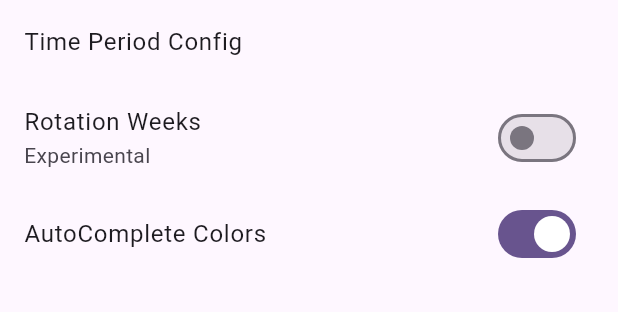
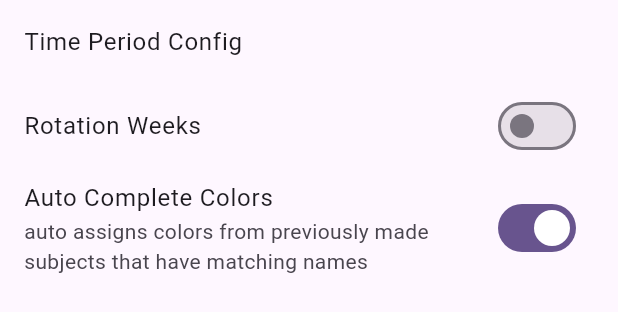
Before and after one commit to user5522/timetable, a Flutter app: the TimetableFeaturesOptions widget shown alone on an empty page, opened directly, on a phone screen of 412 x 824 dp. Shown: the top 312 px of the screen. Run offline on Flutter 3.47's test engine with Material 3 defaults, Android fonts, the phone set to English and light mode, and no system bars; drawn by our look-alikes of dynamic_color; our stand-ins replace device_info_plus, drift, flutter_colorpicker, flutter_hooks, hooks_riverpod, shared_preferences and 1 more; missing offline and left inert: non_uniform_border, sqlite3; accounts and stored records are empty; generated files the repository leaves out were written again; statements that could not run were skipped.

Commit message:
improve color auto complete and remove experimental subtitle under rotation weeks in the settings

```diff
--- a/lib/components/settings/timetable_features.dart
+++ b/lib/components/settings/timetable_features.dart
@@ -31,14 +31,16 @@ class TimetableFeaturesOptions extends ConsumerWidget {
         ),
         SwitchListTile(
           title: const Text("Rotation Weeks"),
-          subtitle: const Text("Experimental"),
           value: rotationWeeks,
           onChanged: (bool value) {
             settings.updateRotationWeeks(value);
           },
         ),
         SwitchListTile(
-          title: const Text("AutoComplete Colors"),
+          title: const Text("Auto Complete Colors"),
+          subtitle: const Text(
+            "auto assigns colors from previously made subjects that have matching names",
+          ),
           value: autoCompleteColor,
           onChanged: (bool value) {
             settings.updateAutoCompleteColor(value);
--- a/lib/components/subject_management/subject_screen.dart
+++ b/lib/components/subject_management/subject_screen.dart
@@ -202,8 +202,8 @@ class SubjectScreen extends HookConsumerWidget {
                             color.value = Color(subjects
                                 .firstWhere(
                                   (subj) =>
-                                      label.value.toLowerCase() ==
-                                      subj.label.toLowerCase(),
+                                      label.value.toLowerCase().trim() ==
+                                      subj.label.toLowerCase().trim(),
                                   orElse: () => basicSubject,
                                 )
                                 .color);
```
